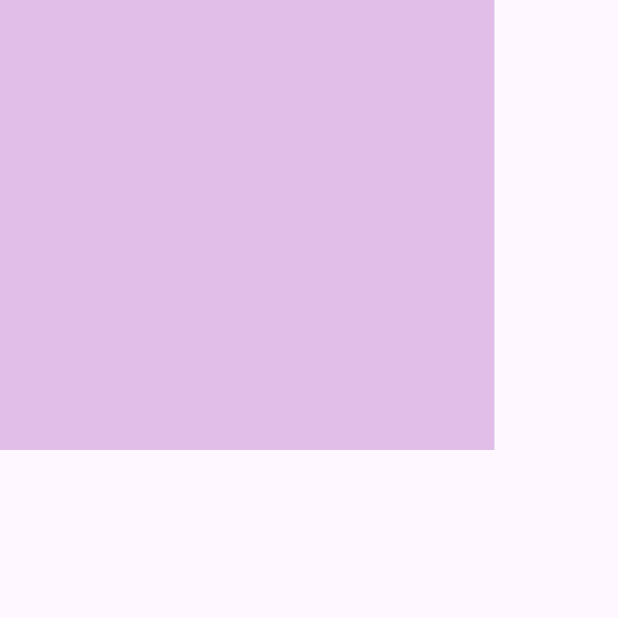
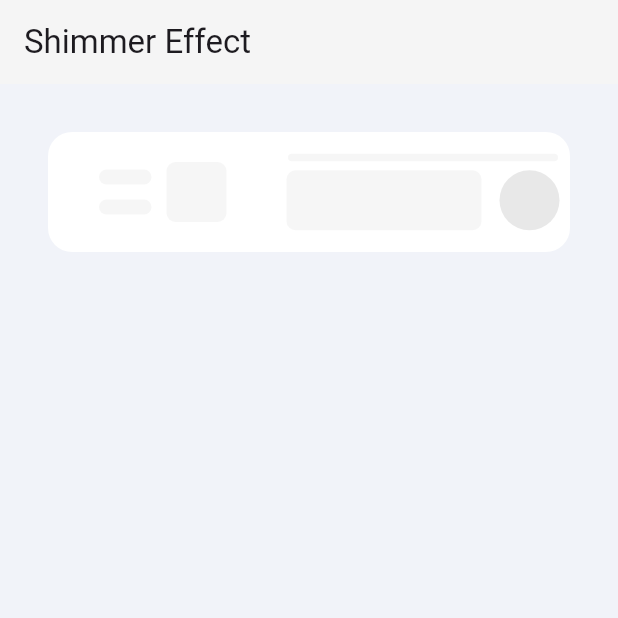
Before and after one commit to SinaaDev/exploring, a Flutter app: the first screen one second after launch, on a phone screen of 412 x 824 dp, the top half of it. Run offline on Flutter 3.47's test engine with Material 3 defaults, Android fonts, the phone set to English and light mode, and no system bars; our stand-ins replace avatar_glow, gap, go_router, local_auth, shared_preferences, shimmer.

Commit message:
added shimmer effect for loading

```diff
--- a/lib/animations/animation_2.dart
+++ b/lib/animations/animation_2.dart
@@ -11,8 +11,10 @@ class _Animation2State extends State<Animation2> with SingleTickerProviderStateM
 
   late AnimationController controller;
   int counter = 0;
+  Color color = Colors.white;
+  late Animation<double> widthAnimation;
 
-  double width = 0;
+  double width = 400;
 
   @override
   void initState() {
@@ -20,11 +22,23 @@ class _Animation2State extends State<Animation2> with SingleTickerProviderStateM
     super.initState();
 
     controller = AnimationController(vsync: this,duration: Duration(seconds: 1));
+    final widthTween = Tween<double>(begin: 0,end: 400).chain(CurveTween(curve: Curves.slowMiddle));
+    final colorTween = ColorTween(begin: Colors.red,end: Colors.blue);
+
+    widthAnimation = widthTween.animate(controller);
 
     controller.addListener(() {
       setState(() {
-        width = controller.value * MediaQuery.of(context).size.width;
+        // width = widthTween.evaluate(controller);
+        color = colorTween.evaluate(controller)!;
       });
+    },);
+
+    controller.addStatusListener((status) {
+      print(status);
+      // if(status == AnimationStatus.completed){
+      //   controller.reverse();
+      // }
     },);
 
     //
@@ -45,8 +59,8 @@ class _Animation2State extends State<Animation2> with SingleTickerProviderStateM
     return Scaffold(
       body: Container(
         height: 300,
-        width: width,
-        color: Colors.purple[100 ],
+        width: widthAnimation.value,
+        color: color,
       ),
 
     );
--- a/lib/main.dart
+++ b/lib/main.dart
@@ -1,9 +1,12 @@
 import 'package:everyting_test/animations/animated_container.dart';
 import 'package:everyting_test/animations/animation_2.dart';
+import 'package:everyting_test/animations/animation_3.dart';
 import 'package:everyting_test/avatar_glow/avatar_glow_screen.dart';
 import 'package:everyting_test/local_auth/local_auth_screen.dart';
 import 'package:everyting_test/routes/route_screen.dart';
 import 'package:everyting_test/routes/routes.dart';
+import 'package:everyting_test/shimmer/shimmer_effect.dart';
+import 'package:everyting_test/test%20app/test_app.dart';
 import 'package:everyting_test/widgets/animated_progress_indicator.dart';
 import 'package:everyting_test/widgets/expansion_panel_list.dart';
 import 'package:everyting_test/widgets/hero_animations.dart';
@@ -34,7 +37,7 @@ class MyApp extends StatelessWidget {
     return MaterialApp(
       // onGenerateRoute: Routes.generateRoute,
       // initialRoute: Routes.secondPage,
-      home: Animation2(),
+      home: ShimmerEffect(),
     );
   }
 }
--- /dev/null
+++ b/lib/shimmer/shimmer_effect.dart
@@ -0,0 +1,135 @@
+import 'package:flutter/material.dart';
+import 'package:gap/gap.dart';
+import 'package:shimmer/shimmer.dart';
+
+class ShimmerEffect extends StatelessWidget {
+  const ShimmerEffect({super.key});
+
+  @override
+  Widget build(BuildContext context) {
+    return Scaffold(
+      appBar: AppBar(title: const Text('Shimmer Effect'),backgroundColor: Colors.grey[100],),
+      backgroundColor: background,
+      body: Padding(
+        padding: const EdgeInsets.all(32.0),
+        child: Column(
+          crossAxisAlignment: CrossAxisAlignment.stretch,
+          children: [
+            Container(
+              height: 80,
+              decoration: decoration(Colors.white),
+              child: Row(
+                crossAxisAlignment: CrossAxisAlignment.center,
+                children: [
+                  Gap(34),
+                  Column(
+                    mainAxisAlignment: MainAxisAlignment.center,
+                    children: [
+                      shimmerContainer(35, 10),
+                      SizedBox(height: 10,),
+                      shimmerContainer(35, 10),
+                    ],
+                  ),
+                  Gap(10),
+                  shimmerContainer(40, 40),
+                  Gap(40),
+                  Column(
+                    mainAxisAlignment: MainAxisAlignment.center,
+                    children: [
+                      shimmerContainer(180, 5),
+                      Gap(6),
+                      Row(
+                        children: [
+                          shimmerContainer(130, 40),
+                          Gap(12),
+                          CircleAvatar(
+                            backgroundColor: shimmerGrey,
+                          )
+                        ],
+                      )
+                    ],
+                  )
+                ],
+              ),
+            )
+          ],
+        ),
+      ),
+    );
+  }
+}
+
+
+class shimmerContainer extends StatefulWidget {
+  final double width;
+  final double height;
+  const shimmerContainer(this.width,this.height, {super.key});
+
+  @override
+  State<shimmerContainer> createState() => _shimmerContainerState();
+}
+
+class _shimmerContainerState extends State<shimmerContainer> with SingleTickerProviderStateMixin{
+
+  late AnimationController controller;
+  late Animation<Color?> colorAnimation;
+
+  @override
+  void initState() {
+    // TODO: implement initState
+    super.initState();
+    controller = AnimationController(vsync: this,duration: Duration(seconds: 1));
+
+    colorAnimation = ColorTween(begin: shimmerGrey, end: Colors.grey.shade50).animate(controller);
+
+    controller.forward();
+
+    controller.addStatusListener((status) {
+      if (status == AnimationStatus.completed) {
+        controller.reverse();
+      } else if (status == AnimationStatus.dismissed) {
+        controller.forward();
+      }
+    });
+
+
+  }
+
+  @override
+  void dispose() {
+    // TODO: implement dispose
+    super.dispose();
+    controller.dispose();
+  }
+
+  @override
+  Widget build(BuildContext context) {
+    return AnimatedBuilder(
+      animation: colorAnimation,
+      builder: (context, child) =>Container(
+        width: widget.width,
+        height: widget.height,
+        decoration: decoration(colorAnimation.value).copyWith(borderRadius: BorderRadius.circular(6)),
+      ),
+    );
+  }
+}
+
+
+BoxDecoration decoration(Color? color){
+  return BoxDecoration(
+    color: color ?? Colors.white,
+    borderRadius: BorderRadius.circular(16)
+  );
+}
+
+// Widget shimmerContainer(double width,double height){
+//   return Container(
+//     width: width,
+//     height: height,
+//     decoration: decoration(shimmerGrey).copyWith(borderRadius: BorderRadius.circular(6)),
+//   );
+// }
+
+Color background = const Color.fromRGBO(241, 243, 249, 1);
+Color shimmerGrey = const Color.fromRGBO(232, 232, 232, 1);
--- a/pubspec.yaml
+++ b/pubspec.yaml
@@ -40,6 +40,8 @@ dependencies:
   shared_preferences: ^2.3.2
   provider: ^6.1.2
   go_router: ^14.2.8
+  gap: ^3.0.1
+  shimmer: ^3.0.0
 
 dev_dependencies:
   flutter_test:
```
Also changed, not shown: lib/animations/animation_3.dart (added, +49 -0 lines), lib/test app/test_app.dart (added, +143 -0 lines), pubspec.lock, 3 other files.
